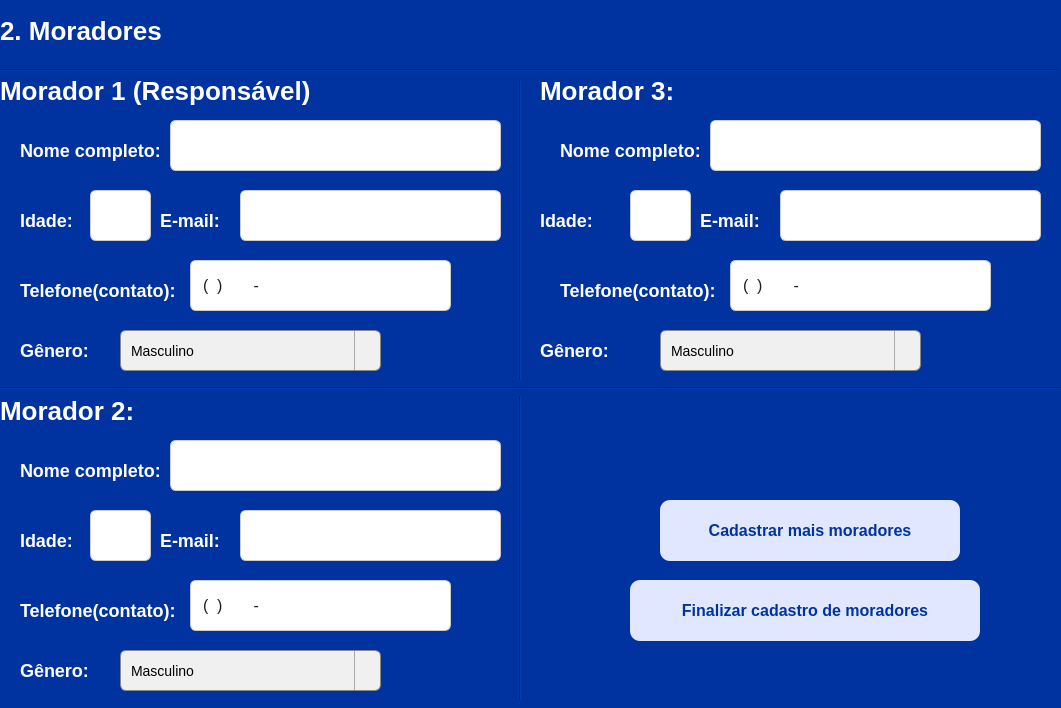
This is code/frm_Moradores.ui in ArielAraujo18/ProjetoAcude as Qt 5 draws it before an edit. The edited form follows.
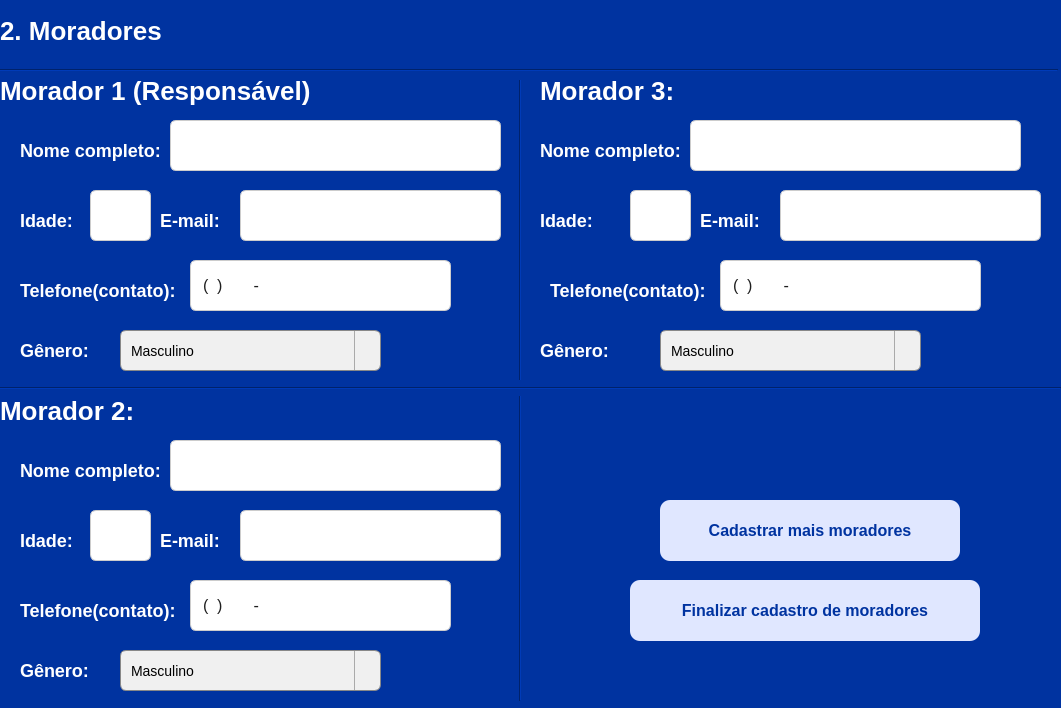
This is the edited form.

```diff
--- a/code/frm_Moradores.ui
+++ b/code/frm_Moradores.ui
@@ -707,7 +707,7 @@
   <widget class="QLabel" name="lbl_coordernadas_15">
    <property name="geometry">
     <rect>
-     <x>560</x>
+     <x>550</x>
      <y>270</y>
      <width>161</width>
      <height>41</height>
@@ -730,7 +730,7 @@
   <widget class="QLineEdit" name="txt_contato2">
    <property name="geometry">
     <rect>
-     <x>730</x>
+     <x>720</x>
      <y>260</y>
      <width>261</width>
      <height>51</height>
@@ -854,7 +854,7 @@
   <widget class="QLineEdit" name="txt_Nome_2">
    <property name="geometry">
     <rect>
-     <x>710</x>
+     <x>690</x>
      <y>120</y>
      <width>331</width>
      <height>51</height>
@@ -896,7 +896,7 @@
   <widget class="QLabel" name="lbl_coordernadas_16">
    <property name="geometry">
     <rect>
-     <x>560</x>
+     <x>540</x>
      <y>130</y>
      <width>151</width>
      <height>41</height>
```
Left out of the diff: 3 changed lines with no effect on the pictures.
